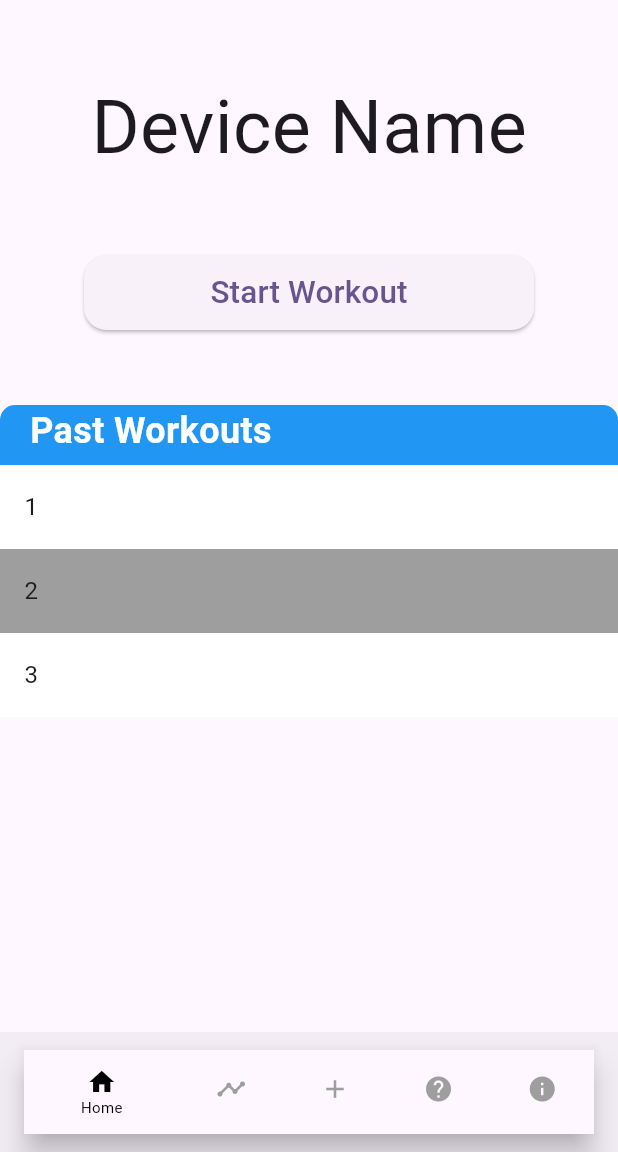
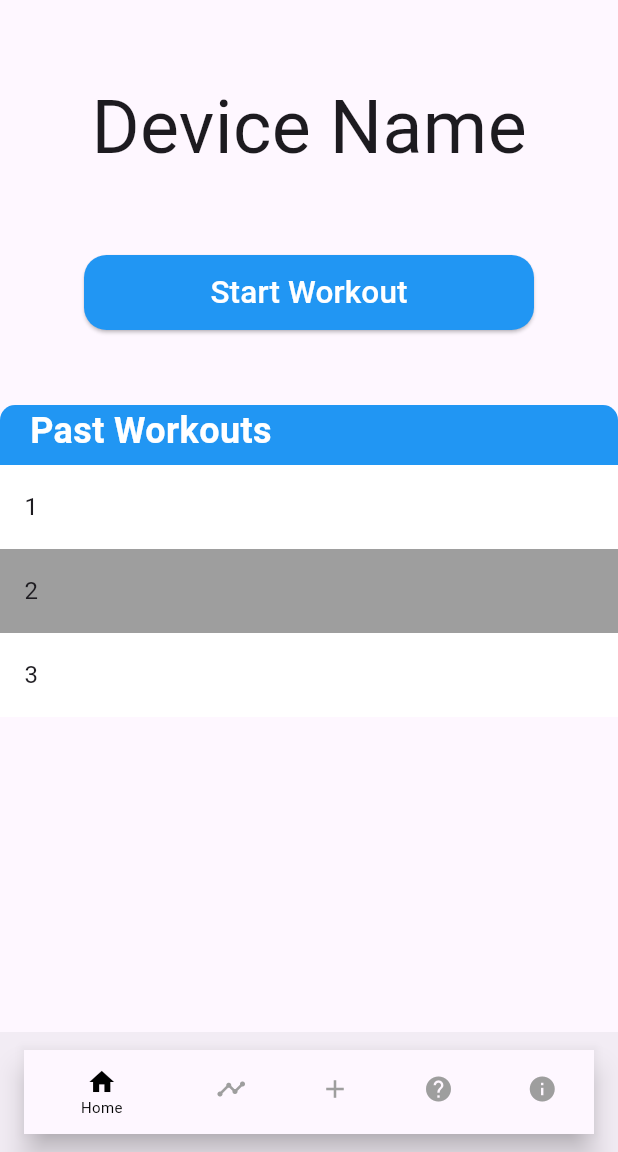
Before and after one commit to jjj7632/SmartGymCompanion, a Flutter app: the screen it shows after launch, on a phone screen of 412 x 824 dp, the part 84-1236 px from its top. Run offline on Flutter 3.47's test engine with Material 2 defaults, Android fonts, the light colour scheme and no system bars.

Commit message:
Made style of button look better

```diff
--- a/flutter/lib/commonButton.dart
+++ b/flutter/lib/commonButton.dart
@@ -34,7 +34,9 @@ class CommonButton extends StatelessWidget {
         fixedSize: Size(width ?? 300, height ?? 50),
         shape: RoundedRectangleBorder(
           borderRadius: BorderRadius.circular(15.0)
-        )
+        ),
+        backgroundColor: Colors.blue,
+        foregroundColor: Colors.white,
       ),
       child: Text(
         label,
```
